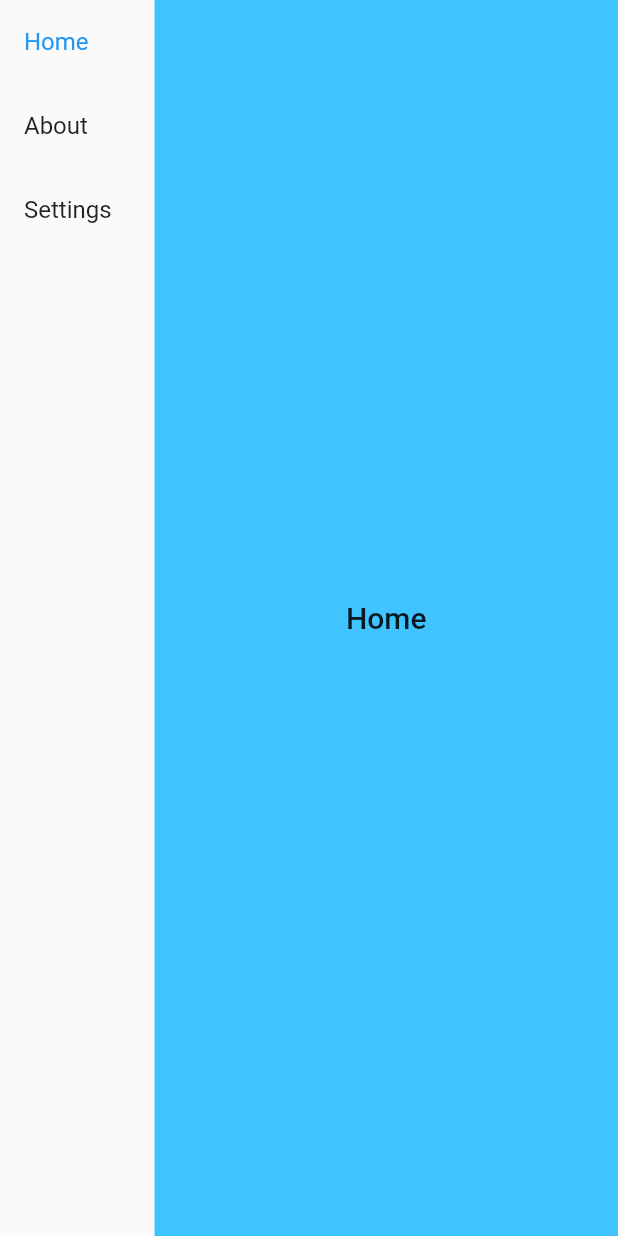
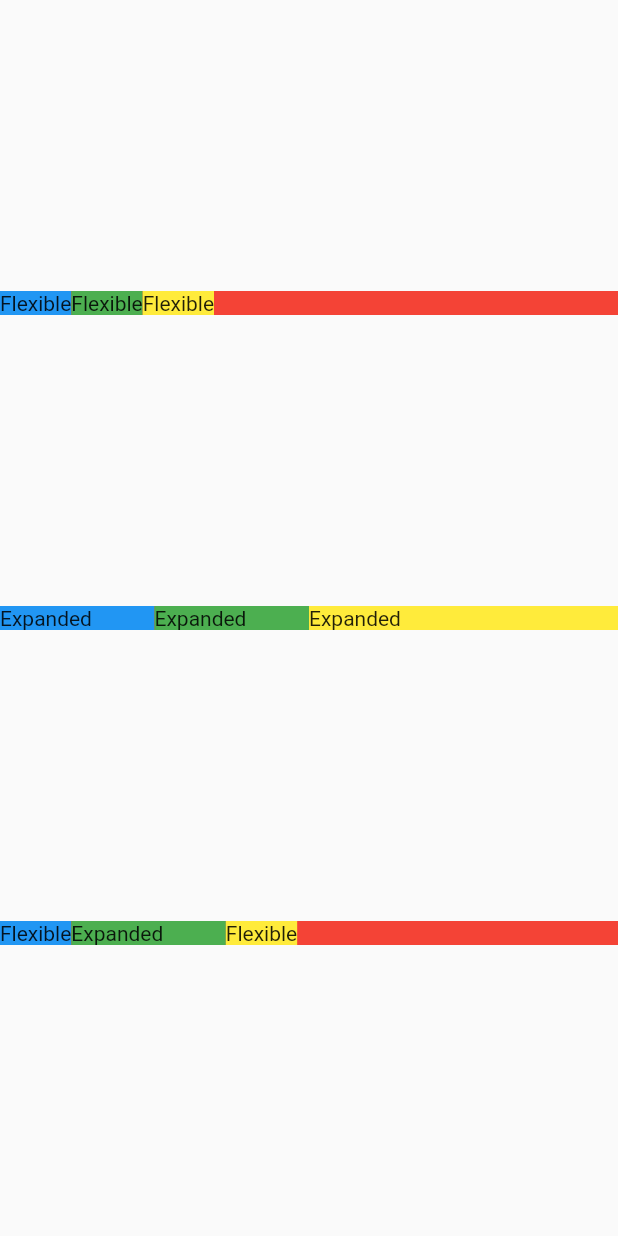
Before and after one commit to cs442app/demos, a Flutter app: the App1 screen opened directly, on a phone screen of 412 x 824 dp. Run offline on Flutter 3.47's test engine with Material 2 defaults, Android fonts, the phone set to English and light mode, and no system bars; missing offline and left inert: word_generator.

Commit message:
Updating the responsive demo project
- Adding an example to illustrate how expanded and flexible widgets work
- Adding comments to previous examples

```diff
--- a/04_flutter_responsive/lib/main.dart
+++ b/04_flutter_responsive/lib/main.dart
@@ -3,6 +3,7 @@ import 'package:flutter/material.dart';
 import 'views/eg1.dart';
 import 'views/eg2.dart';
 import 'views/eg3.dart';
+import 'views/eg4.dart';
 
 void main() {
   runApp(const MainApp());
@@ -14,7 +15,8 @@ class MainApp extends StatelessWidget {
   @override
   Widget build(BuildContext context) {
     return const MaterialApp(
-      home: App3(),
+      debugShowCheckedModeBanner: false,
+      home: App1(),
     );
   }
 }
--- a/04_flutter_responsive/lib/views/eg1.dart
+++ b/04_flutter_responsive/lib/views/eg1.dart
@@ -1,84 +1,180 @@
-/// Example of a non-responsive app where:
-/// - the menu is always visible
-/// - the content area is always 3/4 of the screen width
+/// Demonstrates the use of Flexible and Expanded widgets,
+/// and how they interpret the "flex" property.
+
+// From the docs:
+//
+// flex: The flex factor to use for this child. If null or zero, the child is
+// inflexible and determines its own size. If non-zero, the amount of space the
+// child's can occupy in the main axis is determined by dividing the free space
+// (after placing the inflexible children) according to the flex factors of the
+// flexible children.
+//
+// Expanded: A widget that expands a child of a Row, Column, or Flex so that
+// the child fills the available space.
+//
+// Flexible: ... unlike Expanded, Flexible does not require the child to fill
+// the available space.
+
 
 import 'package:flutter/material.dart';
 
-class App1 extends StatefulWidget {
+class App1 extends StatelessWidget {
+  // try change the following two properties
+  final Axis direction       = Axis.vertical;
+  final List<int> flexValues = const [1, 1, 2];
+
+  get childDirection => direction == Axis.horizontal
+                        ? Axis.vertical
+                        : Axis.horizontal;
+
   const App1({super.key});
-
-  @override
-  State<App1> createState() => _App1State();
-}
-
-class _App1State extends State<App1> {
-  int _selectedIndex = 0;
-  final List<String> _menuItems = <String>['Home', 'About', 'Settings'];
-
-  void _selectPage(int index) {
-    setState(() {
-      _selectedIndex = index;
-    });
-  }
 
   @override
   Widget build(BuildContext context) {
     return Scaffold(
-      body: Row(
-        children: [
-          Expanded(
-            flex: 1, // 1/4 of the screen width
-            child: Menu(
-              items: _menuItems,
-              selectedIndex: _selectedIndex,
-              onChange: _selectPage,
-            ),
-          ),
-          Expanded(
-            flex: 3, // 3/4 of the screen width
-            child: Container(
-              color: Colors.lightBlueAccent,
-              child: Center(
-                child: Text(
-                  _menuItems[_selectedIndex],
-                  style: Theme.of(context).textTheme.titleLarge,
-                ),
-              ),
-            ),
-          ),
-        ],
-      )
+      body: Center(
+        child: Flex(
+          direction: direction,
+          mainAxisAlignment: MainAxisAlignment.spaceEvenly,
+          children: [
+            FlexibleChildren(childDirection, flexValues),
+            ExpandedChildren(childDirection, flexValues),
+            FlexibleAndExpandedChildren(childDirection, flexValues),
+          ],
+        )
+      ),
     );
   }
 }
 
 
-class Menu extends StatelessWidget {
-  final List<String> items;
-  final int? selectedIndex;
-  final void Function(int)? onChange;
+class FlexibleChildren extends StatelessWidget {
+  final Axis direction;
+  final List<int> flexValues;
 
-  const Menu({
-    required this.items,
-    this.selectedIndex,
-    this.onChange,
-    super.key}
+  const FlexibleChildren(
+    this.direction, this.flexValues,
+    {super.key}
   );
 
   @override
   Widget build(BuildContext context) {
-    return ListView(
-      children: items.map(
-        (String item) {
-          return ListTile(
-            title: Text(item),
-            selected: items.indexOf(item) == selectedIndex,
-            onTap: () {
-              if (onChange != null) onChange!(items.indexOf(item));
-            },
-          );
-        },
-      ).toList(),
+    return Container(
+      color: Colors.red,
+      child: Flex(
+        direction: direction,
+        children: [
+          Flexible(
+            flex: flexValues[0],
+            child: Container(
+              color: Colors.blue,
+              child: const Text('Flexible'),
+            ),
+          ),
+          Flexible(
+            flex: flexValues[1],
+            child: Container(
+              color: Colors.green,
+              child: const Text('Flexible'),
+            ),
+          ),
+          Flexible(
+            flex: flexValues[2],
+            child: Container(
+              color: Colors.yellow,
+              child: const Text('Flexible'),
+            ),
+          ),
+        ],
+      ),
     );
   }
 }
+
+
+class ExpandedChildren extends StatelessWidget {
+  final Axis direction;
+  final List<int> flexValues;
+
+  const ExpandedChildren(
+    this.direction, this.flexValues,
+    {super.key}
+  );
+
+  @override
+  Widget build(BuildContext context) {
+    return Container(
+      color: Colors.red,
+      child: Flex(
+        direction: direction,
+        children: [
+          Expanded(
+            flex: flexValues[0],
+            child: Container(
+              color: Colors.blue,
+              child: const Text('Expanded'),
+            ),
+          ),
+          Expanded(
+            flex: flexValues[1],
+            child: Container(
+              color: Colors.green,
+              child: const Text('Expanded'),
+            ),
+          ),
+          Expanded(
+            flex: flexValues[2],
+            child: Container(
+              color: Colors.yellow,
+              child: const Text('Expanded'),
+            ),
+          ),
+        ],
+      ),
+    );
+  }
+}
+
+
+class FlexibleAndExpandedChildren extends StatelessWidget {
+  final Axis direction;
+  final List<int> flexValues;
+
+  const FlexibleAndExpandedChildren(
+    this.direction, this.flexValues,
+    {super.key}
+  );
+
+  @override
+  Widget build(BuildContext context) {
+    return Container(
+      color: Colors.red,
+      child: Flex(
+        direction: direction,
+        children: [
+          Flexible(
+            flex: flexValues[0],
+            child: Container(
+              color: Colors.blue,
+              child: const Text('Flexible'),
+            ),
+          ),
+          Expanded(
+            flex: flexValues[1],
+            child: Container(
+              color: Colors.green,
+              child: const Text('Expanded'),
+            ),
+          ),
+          Flexible(
+            flex: flexValues[2],
+            child: Container(
+              color: Colors.yellow,
+              child: const Text('Flexible'),
+            ),
+          ),
+        ],
+      ),
+    );
+  }
+}
```
Also changed, not shown: 04_flutter_responsive/lib/views/eg2.dart (+15 -50 lines), 04_flutter_responsive/lib/views/eg3.dart (+99 -143 lines), 04_flutter_responsive/lib/views/eg4.dart (added, +178 -0 lines).
